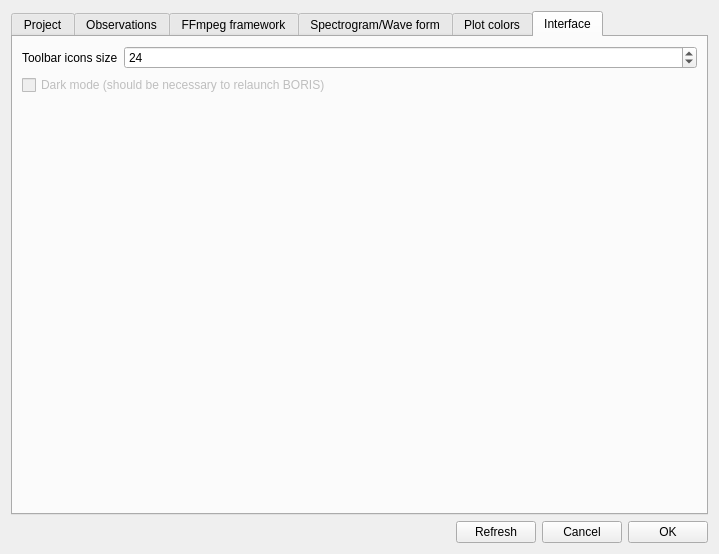
Above: boris/preferences.ui from olivierfriard/BORIS before the change. Below: the same form after it.
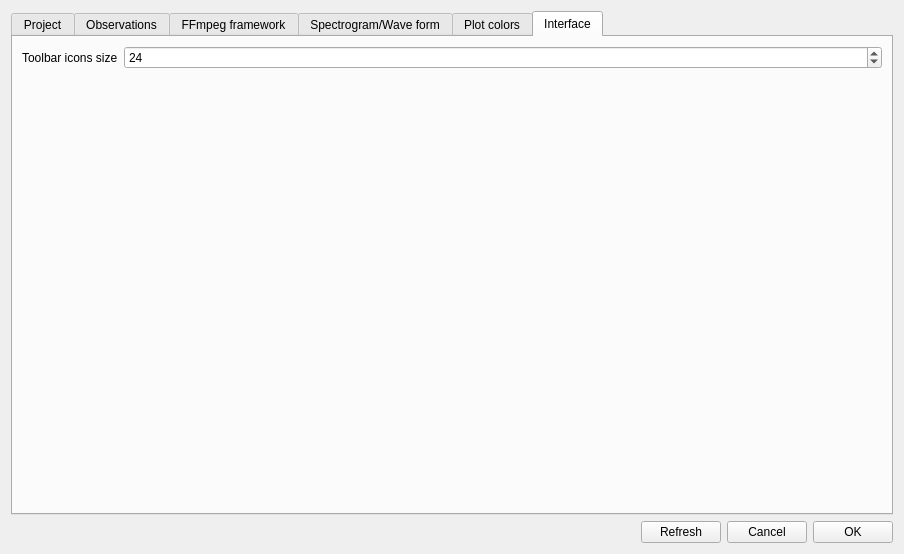
That is the form after the change.

```diff
--- a/boris/preferences.ui
+++ b/boris/preferences.ui
@@ -9,7 +9,7 @@
    <rect>
     <x>0</x>
     <y>0</y>
-    <width>719</width>
+    <width>904</width>
     <height>554</height>
    </rect>
   </property>
@@ -517,16 +517,6 @@
            </item>
           </layout>
          </item>
-         <item>
-          <widget class="QCheckBox" name="cb_darkmode">
-           <property name="enabled">
-            <bool>false</bool>
-           </property>
-           <property name="text">
-            <string>Dark mode (should be necessary to relaunch BORIS)</string>
-           </property>
-          </widget>
-         </item>
          <item>
           <spacer name="verticalSpacer_5">
            <property name="orientation">
```
